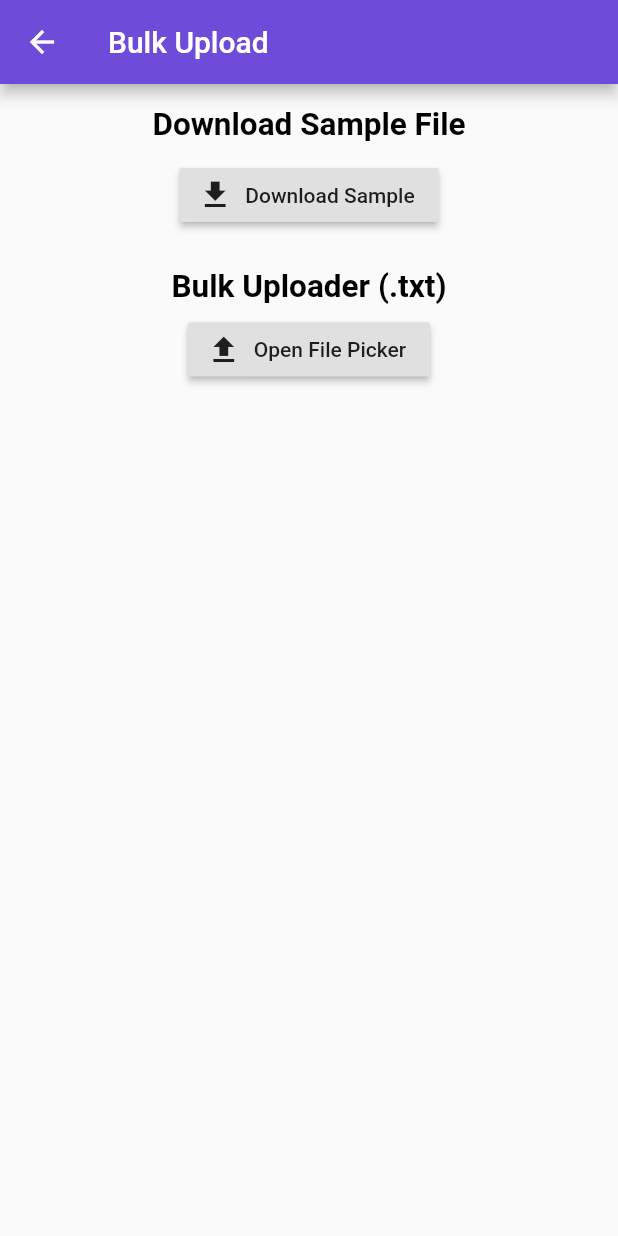
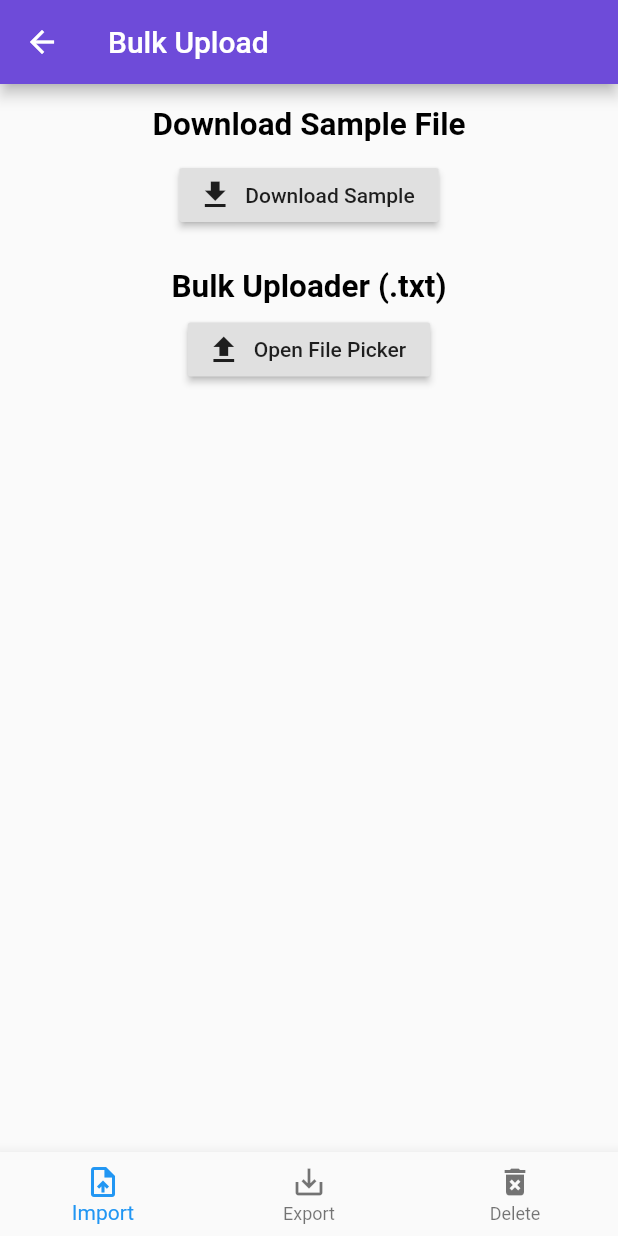
Before and after one commit to Aravin/WarrantyManager, a Flutter app: the BulkUploadScreen screen opened directly, on a phone screen of 412 x 824 dp. Run offline on Flutter 3.47's test engine with Material 2 defaults, Android fonts, the phone set to English and light mode, and no system bars; our stand-ins replace file_picker, firebase_analytics, flutter_form_builder, in_app_review, share, sqflite and 2 more; missing offline and left inert: flutter_webview_plugin; accounts and stored records are empty.

Commit message:
Added Bulk Actions - Import/Export/Delete

```diff
--- a/lib/models/product.dart
+++ b/lib/models/product.dart
@@ -239,6 +239,14 @@ class Product {
     );
   }
 
+  Future<void> deleteProducts() async {
+    // Get a reference to the database.
+    final db = await database;
+
+    // Remove the Dog from the Database.
+    await db.delete('product');
+  }
+
   Future<void> customQuery1() async {
     // Get a reference to the database.
     final db = await database;
--- a/lib/screens/bulk_export.dart
+++ b/lib/screens/bulk_export.dart
@@ -5,6 +5,7 @@ import 'package:path_provider/path_provider.dart';
 import 'package:warranty_manager/models/product.dart';
 import 'package:warranty_manager/shared/contants.dart';
 import 'package:velocity_x/velocity_x.dart';
+import 'package:warranty_manager/widgets/bulk_actions.dart';
 
 class BulkExportScreen extends StatelessWidget {
   // Write data to the file
@@ -47,7 +48,7 @@ class BulkExportScreen extends StatelessWidget {
             'Bulk Export'.text.xl2.bold.makeCentered(),
             HeightBox(20),
             RaisedButton.icon(
-              icon: Icon(Icons.import_export),
+              icon: Icon(Icons.save_alt),
               label: Text('Export Data'),
               onPressed: () async {
                 Product product = new Product();
@@ -71,6 +72,7 @@ class BulkExportScreen extends StatelessWidget {
           ],
         ),
       ),
+      bottomNavigationBar: BulkActionScreen(currentIndex: 1),
     );
   }
 }
--- a/lib/screens/bulk_upload.dart
+++ b/lib/screens/bulk_upload.dart
@@ -7,6 +7,7 @@ import 'package:url_launcher/url_launcher.dart';
 import 'package:warranty_manager/models/product.dart';
 import 'package:warranty_manager/screens/home.dart';
 import 'package:warranty_manager/shared/contants.dart';
+import 'package:warranty_manager/widgets/bulk_actions.dart';
 import 'dart:typed_data';
 import 'dart:io';
 import 'package:toast/toast.dart';
@@ -358,6 +359,7 @@ class _BulkUploadScreenState extends State<BulkUploadScreen> {
           ],
         ),
       ),
+      bottomNavigationBar: BulkActionScreen(currentIndex: 0),
     );
   }
 }
--- a/lib/screens/product_details.dart
+++ b/lib/screens/product_details.dart
@@ -108,7 +108,7 @@ class _ProductDetailsScreenState extends State<ProductDetailsScreen> {
                 ),
                 TableRow(
                   children: [
-                    Text('Warrant End Date'),
+                    Text('Warranty End Date'),
                     Text(
                       '${widget.product.warrantyEndDate.day}-${widget.product.warrantyEndDate.month}-${widget.product.warrantyEndDate.year}',
                       style: TextStyle(fontWeight: FontWeight.bold),
@@ -117,7 +117,7 @@ class _ProductDetailsScreenState extends State<ProductDetailsScreen> {
                 ),
                 TableRow(
                   children: [
-                    Text('Cateogory'),
+                    Text('Category'),
                     Text(
                       widget.product.category,
                       style: TextStyle(fontWeight: FontWeight.bold),
@@ -162,7 +162,7 @@ class _ProductDetailsScreenState extends State<ProductDetailsScreen> {
                 ),
                 TableRow(
                   children: [
-                    Text('support Email'),
+                    Text('Support Email'),
                     Text(
                       emptyStringPlaceholder(widget.product.email, '-'),
                       style: TextStyle(fontWeight: FontWeight.bold),
--- /dev/null
+++ b/lib/widgets/bulk_actions.dart
@@ -0,0 +1,60 @@
+import 'package:flutter/material.dart';
+import 'package:warranty_manager/screens/bulk_upload.dart';
+import 'package:warranty_manager/screens/bulk_export.dart';
+import 'package:warranty_manager/screens/bulk_delete.dart';
+
+class BulkActionScreen extends StatefulWidget {
+  final int currentIndex;
+
+  BulkActionScreen({this.currentIndex});
+
+  @override
+  _BulkActionScreenState createState() => _BulkActionScreenState();
+}
+
+class _BulkActionScreenState extends State<BulkActionScreen> {
+  void _onItemTapped(int _selectedIndex) {
+    print('item tapped $_selectedIndex');
+    if (_selectedIndex == widget.currentIndex) {
+      return;
+    }
+    var page;
+    if (_selectedIndex == 0) {
+      page = BulkUploadScreen();
+    }
+    if (_selectedIndex == 1) {
+      page = BulkExportScreen();
+    }
+    if (_selectedIndex == 2) {
+      page = BulkDeleteScreen();
+    }
+
+    Navigator.pop(context);
+    Navigator.push(context, MaterialPageRoute(builder: (context) => page));
+  }
+
+  @override
+  Widget build(BuildContext context) {
+    return BottomNavigationBar(
+      items: const <BottomNavigationBarItem>[
+        BottomNavigationBarItem(
+          icon: Icon(Icons.upload_file),
+          label: 'Import',
+        ),
+        BottomNavigationBarItem(
+          icon: Icon(Icons.save_alt),
+          label: 'Export',
+        ),
+        BottomNavigationBarItem(
+          icon: Icon(Icons.delete_forever),
+          label: 'Delete',
+        ),
+      ],
+      currentIndex: widget.currentIndex,
+      onTap: _onItemTapped,
+      // selectedItemColor: Colors.amber[800],
+      // unselectedItemColor: liteAccentColor,
+      // backgroundColor: primaryColor,
+    );
+  }
+}
--- a/pubspec.yaml
+++ b/pubspec.yaml
@@ -15,7 +15,7 @@ publish_to: 'none' # Remove this line if you wish to publish to pub.dev
 # In iOS, build-name is used as CFBundleShortVersionString while build-number used as CFBundleVersion.
 # Read more about iOS versioning at
 # https://developer.apple.com/library/archive/documentation/General/Reference/InfoPlistKeyReference/Articles/CoreFoundationKeys.html
-version: 2.7.2+16
+version: 2.8.0+17
 
 environment:
   sdk: ">=2.7.0 <3.0.0"
```
Also changed, not shown: lib/screens/bulk_delete.dart (added, +48 -0 lines), lib/screens/home.dart (+3 -15 lines).
